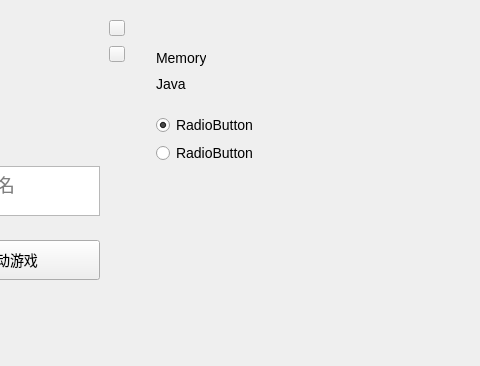
Qt form minecraftwrapper.ui (pipibie/mw) before a commit; both pictures show x 125 to 605 and y 0 to 366 of the 747 by 520 pixel window.
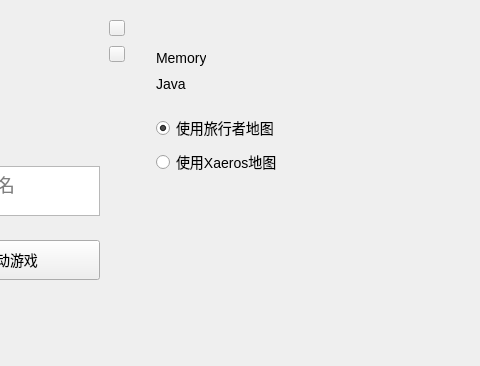
The same form after that commit. Icons and pictures are not drawn.

What changed in the file:
```diff
--- a/minecraftwrapper.ui
+++ b/minecraftwrapper.ui
@@ -139,7 +139,7 @@
        <height>301</height>
       </rect>
      </property>
-     <layout class="QVBoxLayout" name="verticalLayout" stretch="0,1">
+     <layout class="QVBoxLayout" name="verticalLayout" stretch="0,1,0">
       <property name="spacing">
        <number>22</number>
       </property>
@@ -190,7 +190,7 @@
         <item>
          <widget class="QRadioButton" name="radioButton_2">
           <property name="text">
-           <string>RadioButton</string>
+           <string>使用旅行者地图</string>
           </property>
           <property name="checked">
            <bool>true</bool>
@@ -200,9 +200,11 @@
         <item>
          <widget class="QRadioButton" name="radioButton">
           <property name="text">
-           <string>RadioButton</string>
+           <string>使用Xaeros地图</string>
           </property>
          </widget>
+        </item>
+       </layout>
         </item>
         <item>
          <spacer name="verticalSpacer">
@@ -216,8 +218,6 @@
            </size>
           </property>
          </spacer>
-        </item>
-       </layout>
       </item>
      </layout>
     </widget>
```
Left out of the diff: 4 changed lines with no effect on the pictures. Lines whose indentation alone changed are shown as unchanged.
